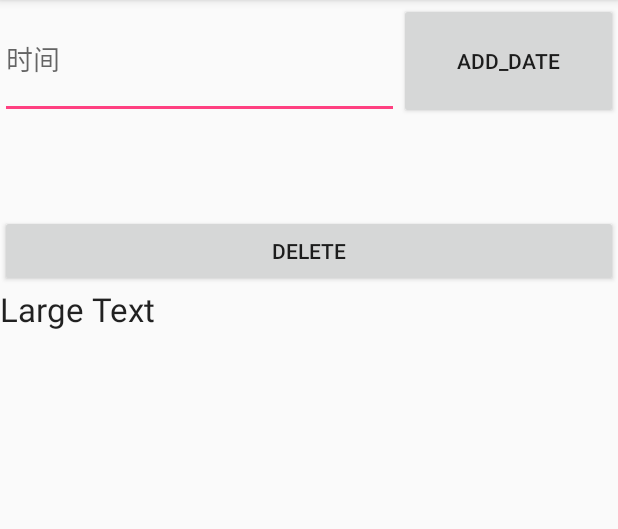
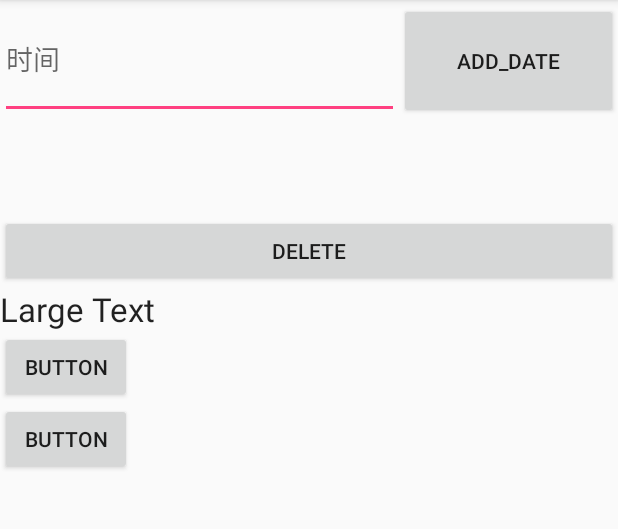
Before and after one commit to PoonChinFai/MyDailySoftwareRepository, an Android app: the screen it shows after launch (MainActivity), on a phone screen of 412 x 824 dp, the part 84-613 px from its top. Run offline under Robolectric (Android 15) with nearby library versions, the phone set to English and light mode, and no system bars.

Commit message:
2022-8-19

```diff
--- a/app/src/main/java/com/sleeptask/BossServer.java
+++ b/app/src/main/java/com/sleeptask/BossServer.java
@@ -16,18 +16,18 @@ public class BossServer extends Service {
 	@Override
 	public void onCreate() {
 		super.onCreate();
-		ToastPrompt.toast("创建服务成功");
+		new ToastPrompt(this).toast("创建服务成功");
 	}
 
 	@Override
 	public int onStartCommand(Intent intent, int flags, int startId) {
-		ToastPrompt.toast("启动服务成功");
+		new ToastPrompt(this).toast("启动服务成功");
 		return super.onStartCommand(intent, flags, startId);
 	}
 
 	@Override
 	public void onDestroy() {
-		ToastPrompt.toast("服务已销毁");
+		new ToastPrompt(this).toast("服务已销毁");
 		super.onDestroy();
 	}
 
--- a/app/src/main/java/com/sleeptask/MainActivity.java
+++ b/app/src/main/java/com/sleeptask/MainActivity.java
@@ -1,6 +1,7 @@
 package com.sleeptask;
 
 import android.app.Activity;
+import android.content.Intent;
 import android.graphics.Color;
 import android.icu.text.SimpleDateFormat;
 import android.os.Build;
@@ -8,7 +9,6 @@ import android.os.Bundle;
 import android.view.View;
 import android.widget.EditText;
 import android.widget.TextView;
-import android.widget.Toast;
 import java.io.BufferedReader;
 import java.io.BufferedWriter;
 import java.io.File;
@@ -19,7 +19,6 @@ import java.io.IOException;
 import java.io.InputStreamReader;
 import java.io.OutputStreamWriter;
 import java.util.Date;
-import android.content.Context;
 
 public class MainActivity extends Activity {
 
@@ -39,28 +38,37 @@ public class MainActivity extends Activity {
 	WindowManage winmanage;
 	TextView task_prompt;
 
-	Context context;
+	//Context context;
+	ToastPrompt toastPrompt ;
+	Intent intent;
 	@Override
 	protected void onCreate(Bundle savedInstanceState) {
 		super.onCreate(savedInstanceState);
 		setContentView(R.layout.activity_main);
 		time_request = findViewById(R.id.time_request);
 		dataDisplay = findViewById(R.id.dataDisplay);
+
+		toastPrompt=new ToastPrompt(this);
 		databaseInit();
-		winmanage = new WindowManage();
-		winmanage.WindowManage(this);
-		task_prompt = new TextView(this);
-		task_prompt.setTextColor(Color.BLACK);
-		task_prompt.setText("该睡觉了");
-		if (Build.VERSION.SDK_INT >= Build.VERSION_CODES.N) {
+		//winmanage = new WindowManage();
+		//winmanage.WindowManage(this);
+		//intent=new Intent(this,BossServer.class);
+
+	//	task_prompt = new TextView(this);
+
+
+		//task_prompt.setTextColor(Color.BLACK);
+		//task_prompt.setText("该睡觉了");
+
+	/*	if (Build.VERSION.SDK_INT >= Build.VERSION_CODES.N) {
 			timeManager();
-			ToastPrompt.	toast("正在运行");
+			toastPrompt.	toast("正在运行");
 		} else {
-			ToastPrompt.	toast("你的安卓系统过低，无法使用此功能" + "需要API:" + Build.VERSION.SDK_INT);
+			toastPrompt.	toast("你的安卓系统过低，无法使用此功能" + "需要API:" + Build.VERSION.SDK_INT);
 		}
 		//	dataDisplay();
 		//fileManager();
-
+*/
 	}
 
 	public File getDirectory() {//获取文件夹
@@ -103,7 +111,8 @@ public class MainActivity extends Activity {
 	public void display(View v) {
 
 		datalist = fileManager();
-		ToastPrompt.	toast("666");
+
+		toastPrompt.	toast("666");
 		dataDisplay.setText(datalist);
 
 
@@ -137,16 +146,25 @@ public class MainActivity extends Activity {
 
 	}
 
+
+	public void openService(View v){
+
+		startService(intent);
+	}
+	public void closeService(View v){
+
+		stopService(intent);
+	}
 	public void add_date(View v) {
 
 		String time_data = time_request.getText().toString();
 
 		write_data = new BufferedWriter(new OutputStreamWriter(file_output));
 		if (time_data.equals("")) {
-			ToastPrompt.toast("时间为空");
+			toastPrompt.toast("时间为空");
 		} else if (!time_data.equals("")) {
 
-			ToastPrompt. toast("加入成功,时间为" + time_data);
+			toastPrompt. toast("加入成功,时间为" + time_data);
 			try {
 				write_data.write(time_data);
 				write_data.newLine();
@@ -163,9 +181,9 @@ public class MainActivity extends Activity {
 
 		if (getFile().exists()) {
 			getFile().delete();
-			ToastPrompt.	toast("删除成功");
+			toastPrompt.	toast("删除成功");
 		} else {
-			ToastPrompt.	toast("文件夹为空");
+			toastPrompt.	toast("文件夹为空");
 		}
 	}
 
@@ -196,13 +214,14 @@ public class MainActivity extends Activity {
 			read_data = new BufferedReader(new InputStreamReader(file_input));
 			String exist_data = null;
 			exist_data = read_data.readLine();
-			if (exist_data == null) ToastPrompt.toast("未配置时间");
+			if (exist_data == null) toastPrompt.toast("未配置时间");
 
 		} catch (FileNotFoundException e) {
 			System.out.println("171");
 		} catch (IOException e) {
 		}
 	}
+
 
 	public void getDate() {
 
@@ -256,10 +275,7 @@ public class MainActivity extends Activity {
 
 
 
-	public Context context() {
-		context = this;
-		return context;
-	}
+
 
 
 
--- a/app/src/main/java/com/sleeptask/ToastPrompt.java
+++ b/app/src/main/java/com/sleeptask/ToastPrompt.java
@@ -1,11 +1,16 @@
 package com.sleeptask;
+import android.content.Context;
 import android.widget.Toast;
 
 public class ToastPrompt{
 
-    public static void toast(String prompt){
+	Context  context;
+	public ToastPrompt(Context context){
+		this.context=context;
+	}
+    public  void toast(String prompt){
 
-		Toast.makeText(new MainActivity().context(),prompt,Toast.LENGTH_SHORT).show();
+		Toast.makeText(context,prompt,Toast.LENGTH_SHORT).show();
 
 	}
 
--- a/app/src/main/res/layout/activity_main.xml
+++ b/app/src/main/res/layout/activity_main.xml
@@ -44,4 +44,16 @@
 		android:textAppearance="?android:attr/textAppearanceLarge"
 		android:id="@+id/dataDisplay"/>
 
+	<Button
+		android:layout_width="wrap_content"
+		android:layout_height="wrap_content"
+		android:text="Button"
+		android:onClick="openService"/>
+
+	<Button
+		android:layout_width="wrap_content"
+		android:layout_height="wrap_content"
+		android:text="Button"
+		android:onClick="closeService"/>
+
 </LinearLayout>
```
Also changed, not shown: 43 other files.
